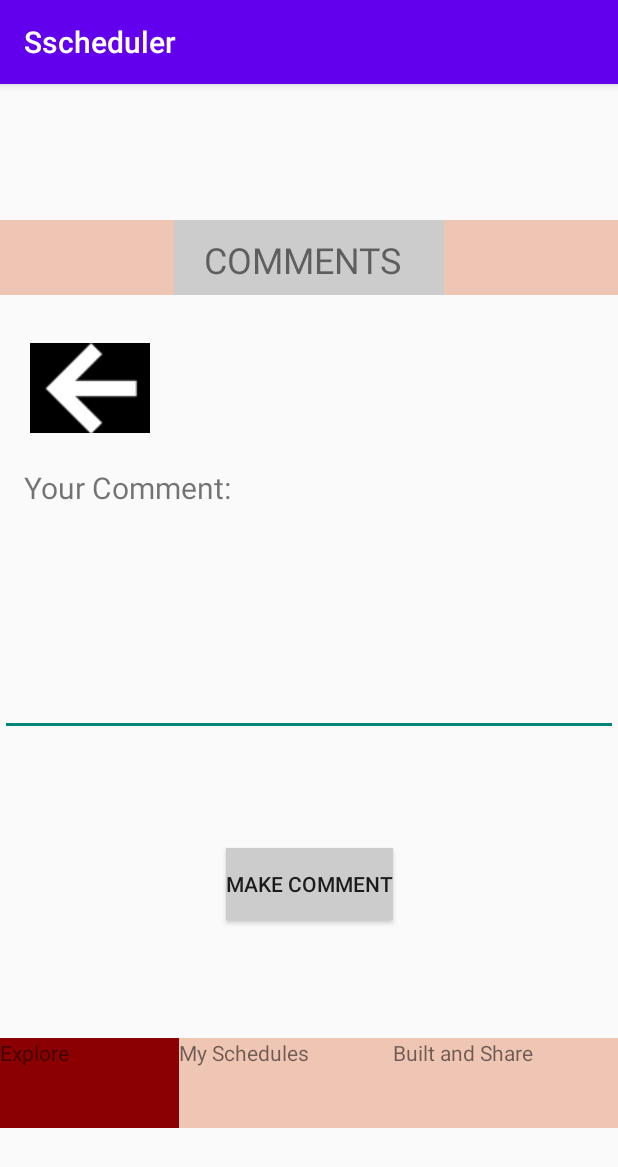
After one commit to adenizgelir0/Sscheduler, an Android app: the ComentsPage screen opened directly, with no data from a screen before it, on a phone screen of 412 x 824 dp. The commit adds this screen. Shown: the top 1167 px of the screen. Run offline under Robolectric (Android 15) with nearby library versions, the phone set to English and light mode, and no system bars.

Commit message:
Comments Page (xml)

```diff
--- a/app/src/main/AndroidManifest.xml
+++ b/app/src/main/AndroidManifest.xml
@@ -13,6 +13,12 @@
         android:supportsRtl="true"
         android:theme="@style/Theme.Sscheduler"
         tools:targetApi="31">
+        <activity
+            android:name=".ReadComments"
+            android:exported="false" />
+        <activity
+            android:name=".ComentsPage"
+            android:exported="false" />
         <activity
             android:name=".LoggedIn"
             android:exported="false" />
--- /dev/null
+++ b/app/src/main/java/co/ubien/sscheduler/ComentsPage.java
@@ -0,0 +1,14 @@
+package co.ubien.sscheduler;
+
+import androidx.appcompat.app.AppCompatActivity;
+
+import android.os.Bundle;
+
+public class ComentsPage extends AppCompatActivity {
+
+    @Override
+    protected void onCreate(Bundle savedInstanceState) {
+        super.onCreate(savedInstanceState);
+        setContentView(R.layout.activity_coments_page);
+    }
+}
--- /dev/null
+++ b/app/src/main/res/layout/activity_coments_page.xml
@@ -0,0 +1,115 @@
+<?xml version="1.0" encoding="utf-8"?>
+<androidx.constraintlayout.widget.ConstraintLayout xmlns:android="http://schemas.android.com/apk/res/android"
+    xmlns:app="http://schemas.android.com/apk/res-auto"
+    xmlns:tools="http://schemas.android.com/tools"
+    android:layout_width="match_parent"
+    android:layout_height="match_parent">
+
+    <TextView
+        android:id="@+id/textView5"
+        android:layout_width="match_parent"
+        android:layout_height="50dp"
+        android:background="#EFC5B4"
+        app:layout_constraintBottom_toBottomOf="parent"
+        app:layout_constraintEnd_toEndOf="parent"
+        app:layout_constraintHorizontal_bias="0.0"
+        app:layout_constraintStart_toStartOf="parent"
+        app:layout_constraintTop_toTopOf="parent"
+        app:layout_constraintVertical_bias="0.126" />
+
+    <TextView
+        android:id="@+id/textView4"
+        android:layout_width="180dp"
+        android:paddingRight="20dp"
+        android:paddingLeft="20dp"
+        android:layout_height="50dp"
+        android:paddingBottom="10dp"
+        android:paddingTop="10dp"
+        android:background="#CCCCCC"
+        android:text="COMMENTS"
+        android:textSize="24sp"
+        app:layout_constraintBottom_toBottomOf="parent"
+        app:layout_constraintEnd_toEndOf="@+id/textView5"
+        app:layout_constraintStart_toStartOf="@+id/textView5"
+        app:layout_constraintTop_toTopOf="parent"
+        app:layout_constraintVertical_bias="0.126" />
+
+    <ImageButton
+        android:id="@+id/button"
+        android:layout_width="80dp"
+        android:layout_height="60dp"
+        android:layout_marginTop="32dp"
+        android:layout_marginEnd="312dp"
+        android:src="@drawable/back_arrow"
+        app:layout_constraintEnd_toEndOf="@+id/textView5"
+        app:layout_constraintTop_toBottomOf="@+id/textView5" />
+
+    <TextView
+        android:id="@+id/textView6"
+        android:layout_width="wrap_content"
+        android:layout_height="wrap_content"
+        android:text="Your Comment:"
+        android:textSize="20sp"
+        app:layout_constraintBottom_toBottomOf="parent"
+        app:layout_constraintEnd_toEndOf="parent"
+        app:layout_constraintHorizontal_bias="0.058"
+        app:layout_constraintStart_toStartOf="parent"
+        app:layout_constraintTop_toBottomOf="@+id/button"
+        app:layout_constraintVertical_bias="0.044" />
+
+    <EditText
+        android:id="@+id/editText"
+        android:layout_width="match_parent"
+        android:layout_height="90dp"
+        app:layout_constraintBottom_toBottomOf="parent"
+        app:layout_constraintTop_toBottomOf="@+id/textView6"
+        app:layout_constraintVertical_bias="0.156"
+        tools:layout_editor_absoluteX="0dp" />
+
+    <Button
+        android:id="@+id/button2"
+        android:layout_width="wrap_content"
+        android:layout_height="wrap_content"
+        android:background="#CCCCCC"
+        android:text="MAKE COMMENT"
+        app:layout_constraintBottom_toBottomOf="parent"
+        app:layout_constraintEnd_toEndOf="parent"
+        app:layout_constraintStart_toStartOf="parent"
+        app:layout_constraintTop_toBottomOf="@+id/editText"
+        app:layout_constraintVertical_bias="0.261" />
+
+    <LinearLayout
+        android:layout_width="match_parent"
+        android:layout_height="60dp"
+        android:orientation="horizontal"
+        app:layout_constraintBottom_toBottomOf="parent"
+        app:layout_constraintTop_toBottomOf="@+id/button2"
+        app:layout_constraintVertical_bias="0.522"
+        tools:layout_editor_absoluteX="0dp">
+
+        <TextView
+            android:id="@+id/textView7"
+            android:layout_width="63dp"
+            android:layout_height="match_parent"
+            android:layout_weight="1"
+            android:background="#8B0001"
+            android:text="Explore" />
+
+        <TextView
+            android:id="@+id/textView8"
+            android:layout_width="wrap_content"
+            android:layout_height="match_parent"
+            android:layout_weight="1"
+            android:background="#EFC5B4"
+            android:text="My Schedules" />
+        <TextView
+            android:id="@+id/textView9"
+            android:layout_width="wrap_content"
+            android:layout_height="match_parent"
+            android:layout_weight="1"
+            android:background="#EFC5B4"
+            android:text="Built and Share" />
+    </LinearLayout>
+
+
+</androidx.constraintlayout.widget.ConstraintLayout>
--- a/app/src/main/res/values/themes.xml
+++ b/app/src/main/res/values/themes.xml
@@ -1,6 +1,6 @@
 <resources xmlns:tools="http://schemas.android.com/tools">
     <!-- Base application theme. -->
-    <style name="Theme.Sscheduler" parent="Theme.MaterialComponents.DayNight.DarkActionBar">
+    <style name="Theme.Sscheduler" parent="Theme.AppCompat.DayNight.DarkActionBar">
         <!-- Primary brand color. -->
         <item name="colorPrimary">@color/purple_500</item>
         <item name="colorPrimaryVariant">@color/purple_700</item>
```
Also changed, not shown: app/src/main/java/co/ubien/sscheduler/ReadComments.java (added, +14 -0 lines), app/src/main/res/layout/activity_read_comments.xml (added, +96 -0 lines), app/src/main/res/values/strings.xml (+1 -38 lines), app/src/main/res/drawable/back_arrow.png (added).
